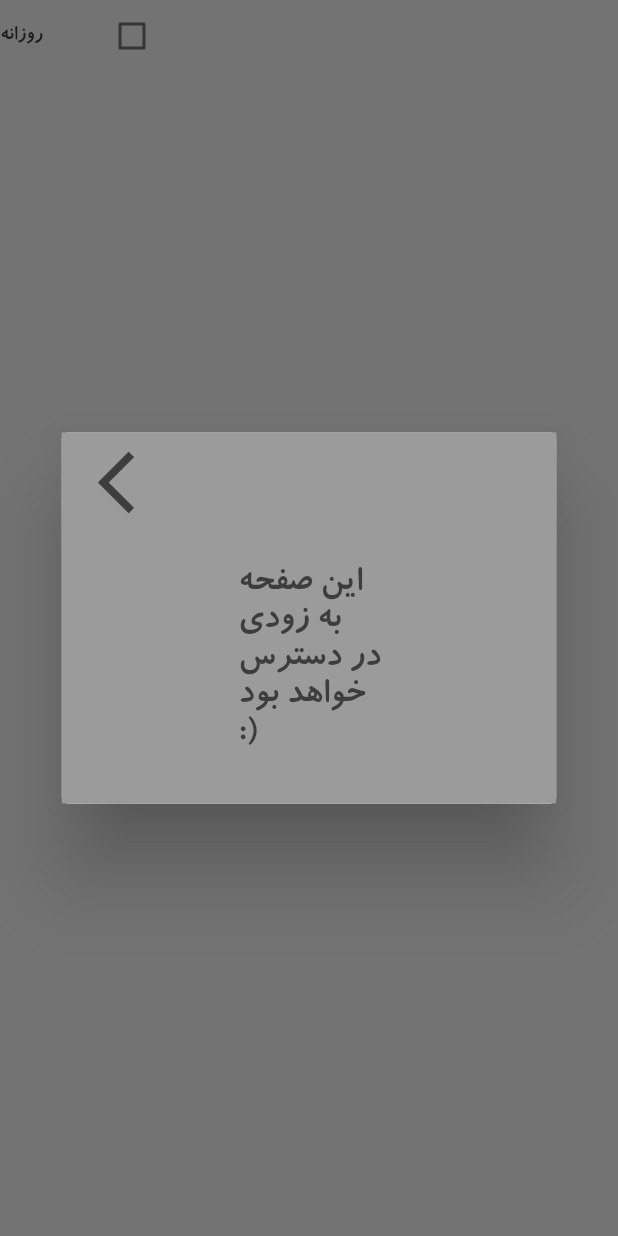
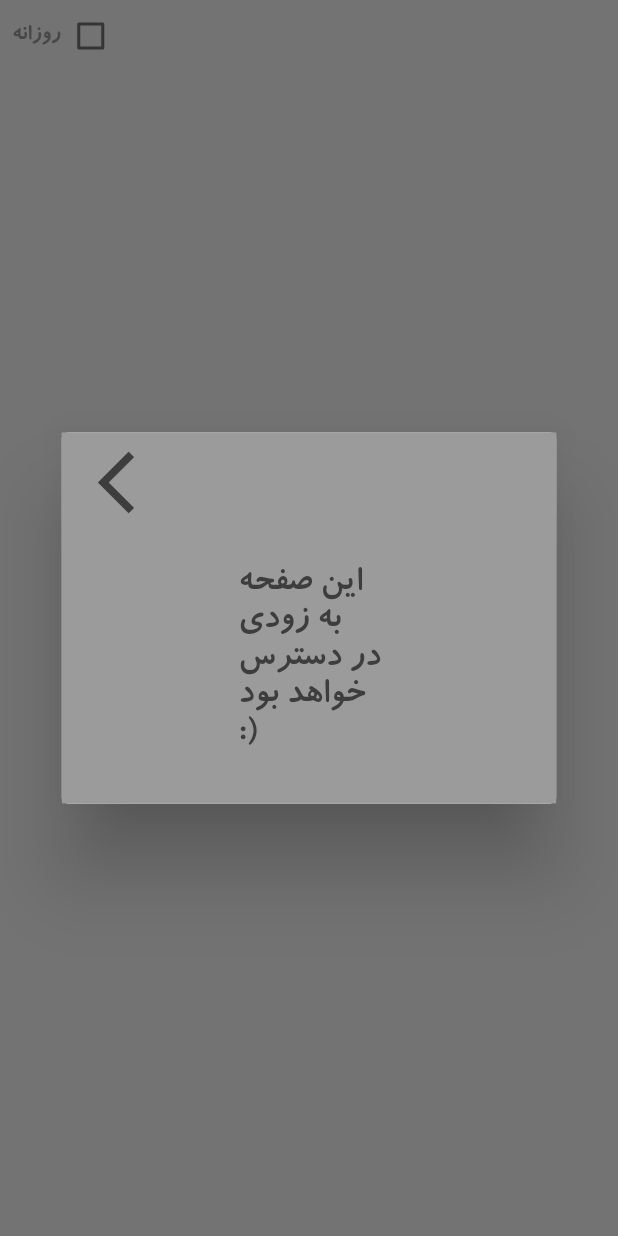
Before and after one commit to saeed-molaei-dev/Tik-Task, a Flutter app: the RememberCheckBox widget shown alone on an empty page, opened directly, after a tap on "روزانه", on a phone screen of 412 x 824 dp. Run offline on Flutter 3.47's test engine with Material 2 defaults, Android fonts, the phone set to English and light mode, and no system bars; our stand-ins replace flutter_neumorphic; missing offline and left inert: flutter_launcher_icons.

Commit message:
last updata

```diff
--- a/lib/MiniClass.dart
+++ b/lib/MiniClass.dart
@@ -4,6 +4,7 @@ import 'package:flutter/material.dart';
 import 'package:flutter/services.dart';
 import 'package:round_2_start/Pages/ComingSoon.dart';
 import 'package:round_2_start/Provider/MainProvider.dart';
+import 'package:round_2_start/main.dart';
 
 /*CustomButton*/
 class CustomButton extends StatelessWidget {
@@ -73,17 +74,22 @@ class _RememberCheckBoxState extends State<RememberCheckBox>
           children: [
             TextButton(
               style: TextButton.styleFrom(
-                  padding: EdgeInsets.zero, alignment: Alignment.centerLeft),
+                  minimumSize: Size(0, 0),
+                  padding: EdgeInsets.zero,
+                  alignment: Alignment.centerLeft),
               onPressed: () => widget.onPressed(),
               child: Text(
                 widget.title,
                 style: TextStyle(
-                    color: 1 == true && 2 == true
-                        ? MainProvider.WhiteColor
-                        : MainProvider.PrimaryColor),
+                    fontSize: 16,
+                    color: CheckBoxValue == true && true == true
+                        ? MainProvider.PrimaryColor
+                        : MainProvider.SecondaryColor),
               ),
             ),
-            Checkbox(
+            SizedBox(
+              width: 25,
+              child: Checkbox(
                 splashRadius: 0,
                 activeColor: MainProvider.RedColor,
                 value: CheckBoxValue,
@@ -93,6 +99,7 @@ class _RememberCheckBoxState extends State<RememberCheckBox>
                     print(valueE);
                   });
                 },
+              ),
             ),
           ],
         ));
--- a/lib/main.dart
+++ b/lib/main.dart
@@ -22,17 +22,17 @@ void main() {
           create: (_) => MainProvider(),
         )
       ],
-      child: ToDoApp(),
+      child: TikTask(),
     ),
   );
 }
 
-class ToDoApp extends StatefulWidget {
+class TikTask extends StatefulWidget {
   @override
-  _ToDoAppState createState() => _ToDoAppState();
+  _TikTaskState createState() => _TikTaskState();
 }
 
-class _ToDoAppState extends State<ToDoApp> {
+class _TikTaskState extends State<TikTask> {
   @override
   Widget build(BuildContext context) {
     return MaterialApp(
@@ -42,9 +42,9 @@ class _ToDoAppState extends State<ToDoApp> {
         fontFamily: 'BKoodak',
         primaryColor: MainProvider.PrimaryColor,
       ),
-      home: Directionality(textDirection: TextDirection.rtl,child: Splash()),/*finaly*/
-      // home: Directionality(
-          // textDirection: TextDirection.rtl, child: PersianDatePickersExample()),
+      home: Directionality(
+          textDirection: TextDirection.rtl, child: Splash()), /*finaly*/
+      // home: Directionality(textDirection: TextDirection.rtl, child: Login()),
     );
   }
 }
```
Also changed, not shown: lib/Pages/Menu/AddNewActivity.dart (+2 -6 lines), lib/Pages/test.dart (+111 -23 lines), pubspec.yaml (+7 -1 lines), pubspec.lock, 1 other file. Lines whose indentation alone changed are shown as unchanged.
